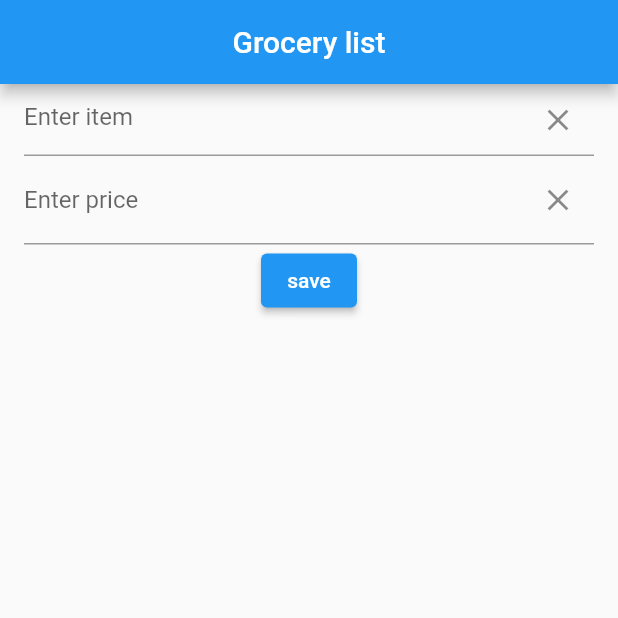
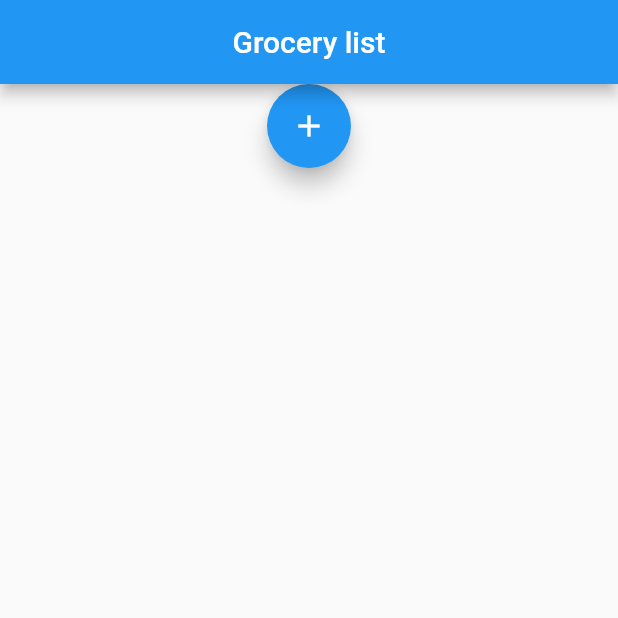
Before and after one commit to mariandanila/grocerylist, a Flutter app: the screen it shows after launch, on a phone screen of 412 x 824 dp, the top half of it. Run offline on Flutter 3.47's test engine with Material 2 defaults, Android fonts, the phone set to English and light mode, and no system bars; our stand-ins replace bloc, equatable, flutter_bloc.

Commit message:
floating text fields

```diff
--- a/lib/screens/HomePage.dart
+++ b/lib/screens/HomePage.dart
@@ -33,21 +33,19 @@ class _HomePageState extends State<HomePage> {
     }
   }
 
-  @override
-  Widget build(BuildContext context) {
-    double height = MediaQuery.of(context).size.height;
-    return Scaffold(
-      appBar: AppBar(
-        centerTitle: true,
-        title: Text('Grocery list'),
-      ),
-      body: BlocBuilder<ItemsBloc, ItemsState>(
-        builder: (context, state) {
-          return SingleChildScrollView(
+  void showOverlay(BuildContext context) async {
+    OverlayState? overlayState = Overlay.of(context);
+    OverlayEntry overlayEntry = OverlayEntry(
+      builder: (context) => Dialog(
+        shape:
+            RoundedRectangleBorder(borderRadius: BorderRadius.circular(20.0)),
         child: Container(
-              height: height,
-              margin: const EdgeInsets.only(left: 16, right: 16),
+          height: 200,
+          child: Padding(
+            padding: const EdgeInsets.all(12.0),
             child: Column(
+              mainAxisAlignment: MainAxisAlignment.center,
+              crossAxisAlignment: CrossAxisAlignment.start,
               children: [
                 Form(
                   key: _formKey,
@@ -80,6 +78,37 @@ class _HomePageState extends State<HomePage> {
                       FocusManager.instance.primaryFocus?.unfocus();
                     },
                     child: const Text('save')),
+              ],
+            ),
+          ),
+        ),
+      ),
+    );
+    overlayState!.insert(overlayEntry);
+  }
+
+  @override
+  Widget build(BuildContext context) {
+    double height = MediaQuery.of(context).size.height;
+    return Scaffold(
+      appBar: AppBar(
+        centerTitle: true,
+        title: Text('Grocery list'),
+      ),
+      body: BlocBuilder<ItemsBloc, ItemsState>(
+        builder: (context, state) {
+          return SingleChildScrollView(
+            child: Container(
+              height: height,
+              margin: const EdgeInsets.only(left: 16, right: 16),
+              child: Column(
+                children: [
+                  FloatingActionButton(
+                    child: Icon(Icons.add),
+                    onPressed: () {
+                      showOverlay(context);
+                    },
+                  ),
                   Flexible(
                     child: ListView.separated(
                       itemCount: state.items.length,
```
Lines whose indentation alone changed are shown as unchanged.
